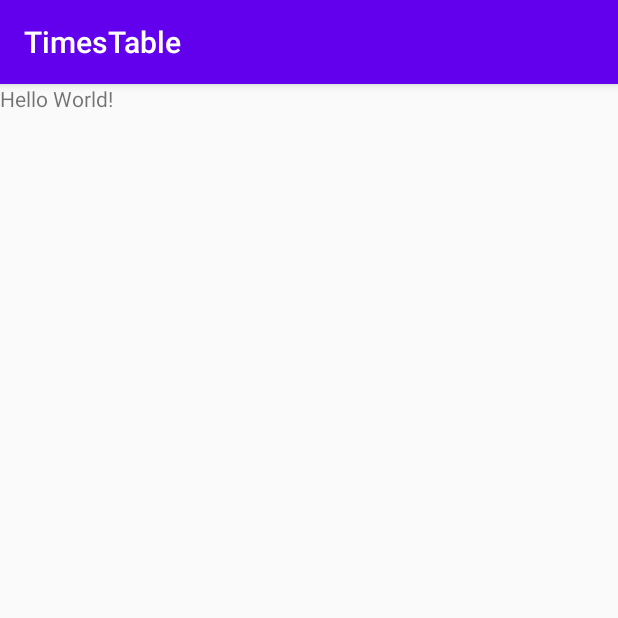
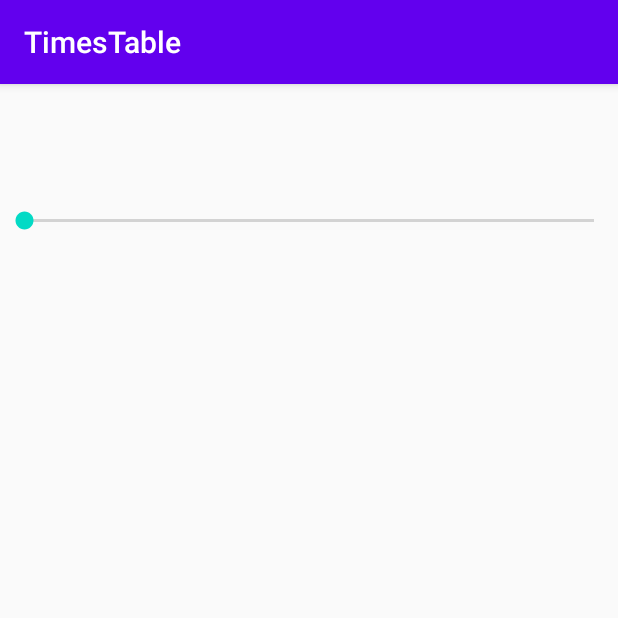
Before and after one commit to SnehangshuChakraborty/TimesTable, an Android app: the screen it shows after launch (MainActivity), on a phone screen of 412 x 824 dp, the top half of it. Run offline under Robolectric (Android 15) with nearby library versions, the phone set to English and light mode, and no system bars.

Commit message:
Adding UI Components

```diff
--- a/app/build.gradle
+++ b/app/build.gradle
@@ -31,4 +31,5 @@ dependencies {
     testImplementation 'junit:junit:4.12'
     androidTestImplementation 'androidx.test.ext:junit:1.1.1'
     androidTestImplementation 'androidx.test.espresso:espresso-core:3.2.0'
+    implementation 'androidx.recyclerview:recyclerview:1.1.0'
 }
--- a/app/src/main/res/layout/activity_main.xml
+++ b/app/src/main/res/layout/activity_main.xml
@@ -7,13 +7,17 @@
     android:layout_height="match_parent"
     tools:context=".MainActivity">
 
-    <TextView
-        android:layout_width="wrap_content"
+
+    <SeekBar
+        android:id="@+id/seekBar"
+        android:layout_width="match_parent"
         android:layout_height="wrap_content"
-        android:text="Hello World!"
-        app:layout_constraintBottom_toBottomOf="parent"
-        app:layout_constraintLeft_toLeftOf="parent"
-        app:layout_constraintRight_toRightOf="parent"
-        app:layout_constraintTop_toTopOf="parent" />
+        android:layout_alignParentBottom="true"
+        android:layout_marginBottom="668dp" />
 
+    <androidx.recyclerview.widget.RecyclerView
+        android:layout_width="match_parent"
+        android:layout_height="match_parent"
+        android:layout_below="@+id/seekBar"
+        android:layout_marginBottom="18dp" />
 </RelativeLayout>
```
